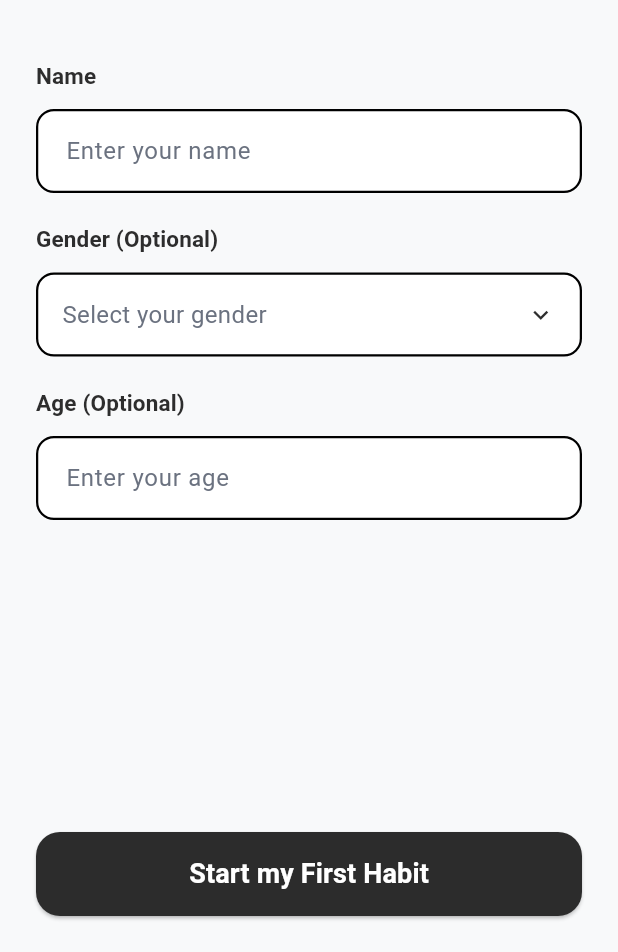
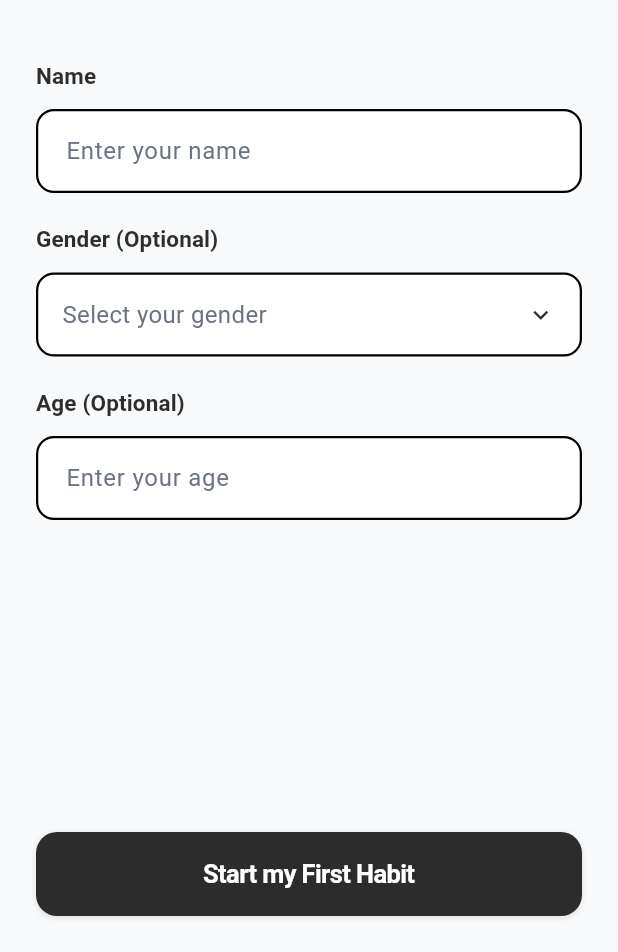
Before and after one commit to ahmed-sufi7/Habify, a Flutter app: the screen it shows after launch, swiped to page 2, on a phone screen of 412 x 824 dp, the part 284-1236 px from its top. Run offline on Flutter 3.47's test engine with Material 3 defaults, Android fonts, the phone set to English and light mode, and no system bars; our stand-ins replace audioplayers, firebase_core, flutter_local_notifications, shared_preferences, sqflite, sqflite_common_ffi_web and 1 more; accounts and stored records are empty.

Commit message:
intro screen buttons

```diff
--- a/lib/screens/intro/intro_screen.dart
+++ b/lib/screens/intro/intro_screen.dart
@@ -451,21 +451,33 @@ class _IntroScreenState extends State<IntroScreen> with TickerProviderStateMixin
                         child: SizedBox(
                           width: double.infinity,
                           height: 56,
-                          child: ElevatedButton(
+                          child: CupertinoButton(
                             onPressed: _nextStep,
-                            style: ElevatedButton.styleFrom(
-                              backgroundColor: const Color(0xFF2C2C2C),
-                              foregroundColor: white,
-                              shape: RoundedRectangleBorder(
-                                borderRadius: BorderRadius.circular(16),
+                            padding: EdgeInsets.zero,
+                            child: Container(
+                              width: double.infinity,
+                              height: 56,
+                              decoration: BoxDecoration(
+                                color: const Color(0xFF2C2C2C),
+                                borderRadius: BorderRadius.circular(14),
+                                boxShadow: [
+                                  BoxShadow(
+                                    color: Colors.black.withOpacity(0.1),
+                                    offset: const Offset(0, 1),
+                                    blurRadius: 3,
+                                    spreadRadius: 0,
                                   ),
-                              elevation: 2,
+                                ],
                               ),
-                            child: const Text(
+                              child: const Center(
+                                child: Text(
                                   'Get Started',
                                   style: TextStyle(
-                                fontSize: 18,
+                                    fontSize: 17,
                                     fontWeight: FontWeight.w600,
+                                    color: CupertinoColors.white,
+                                  ),
+                                ),
                               ),
                             ),
                           ),
@@ -729,27 +741,38 @@ class _IntroScreenState extends State<IntroScreen> with TickerProviderStateMixin
                   child: SizedBox(
                     width: double.infinity,
                     height: 56,
-                    child: ElevatedButton(
+                    child: CupertinoButton(
                       onPressed: _isLoading ? null : _completeSetup,
-                      style: ElevatedButton.styleFrom(
-                        backgroundColor: _isLoading ? textSecondary : const Color(0xFF2C2C2C),
-                        foregroundColor: white,
-                        shape: RoundedRectangleBorder(
-                          borderRadius: BorderRadius.circular(16),
+                      padding: EdgeInsets.zero,
+                      child: Container(
+                        width: double.infinity,
+                        height: 56,
+                        decoration: BoxDecoration(
+                          color: _isLoading ? CupertinoColors.inactiveGray : const Color(0xFF2C2C2C),
+                          borderRadius: BorderRadius.circular(14),
+                          boxShadow: [
+                            BoxShadow(
+                              color: Colors.black.withOpacity(0.1),
+                              offset: const Offset(0, 1),
+                              blurRadius: 3,
+                              spreadRadius: 0,
                             ),
+                          ],
                         ),
+                        child: Center(
                           child: _isLoading
-                          ? const SizedBox(
-                              height: 20,
-                              width: 20,
-                              child: CircularProgressIndicator(
-                                strokeWidth: 2,
-                                valueColor: AlwaysStoppedAnimation<Color>(white),
-                              ),
+                              ? const CupertinoActivityIndicator(
+                                  color: CupertinoColors.white,
                                 )
                               : const Text(
                                   'Start my First Habit',
-                              style: TextStyle(fontSize: 18, fontWeight: FontWeight.w600),
+                                  style: TextStyle(
+                                    fontSize: 17,
+                                    fontWeight: FontWeight.w600,
+                                    color: CupertinoColors.white,
+                                  ),
+                                ),
+                        ),
                       ),
                     ),
                   ),
```
Lines whose indentation alone changed are shown as unchanged.
